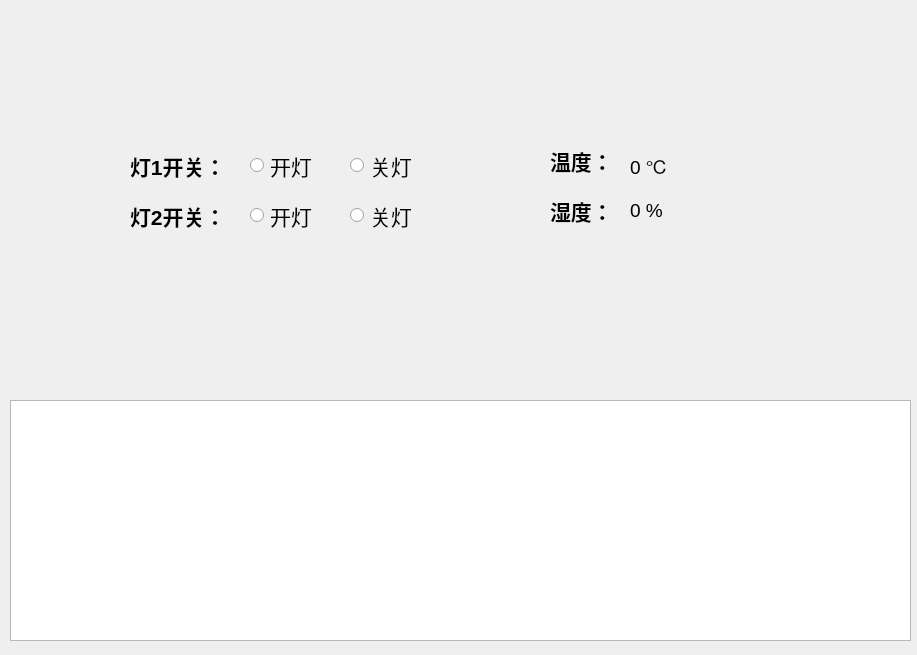
The window that untitled.ui (LiuXinyu12378/jizhiyunAPI_pyqt_websocket) describes before a commit, drawn with Qt 5.
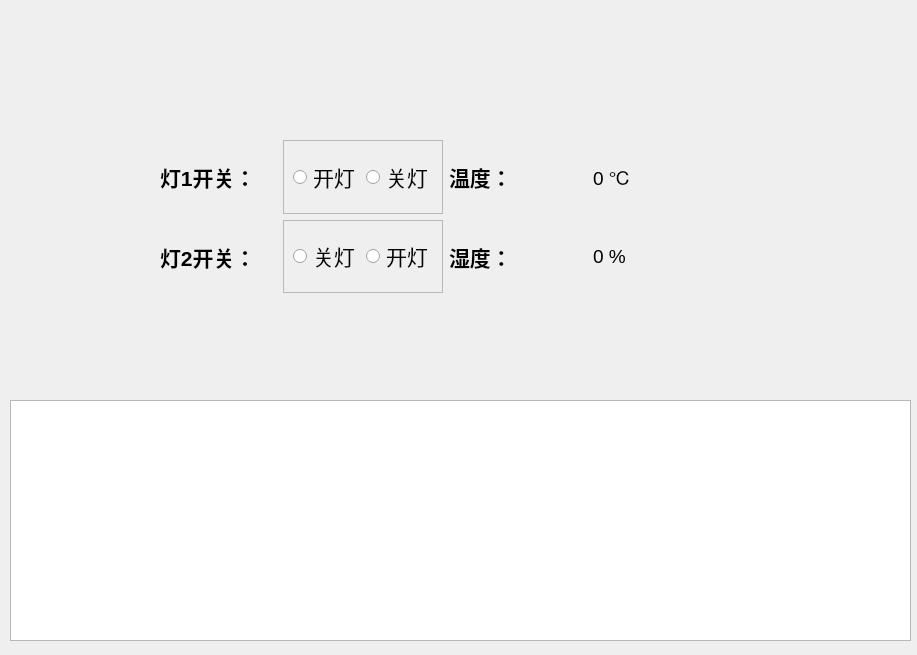
The same window after the commit. Icons and pictures are not drawn.

What changed in the file:
```diff
--- a/untitled.ui
+++ b/untitled.ui
@@ -26,85 +26,11 @@
     </rect>
    </property>
   </widget>
-  <widget class="QLabel" name="label">
-   <property name="geometry">
-    <rect>
-     <x>130</x>
-     <y>150</y>
-     <width>111</width>
-     <height>31</height>
-    </rect>
-   </property>
-   <property name="maximumSize">
-    <size>
-     <width>16777215</width>
-     <height>31</height>
-    </size>
-   </property>
-   <property name="font">
-    <font>
-     <pointsize>16</pointsize>
-     <weight>75</weight>
-     <bold>true</bold>
-    </font>
-   </property>
-   <property name="lineWidth">
-    <number>6</number>
-   </property>
-   <property name="text">
-    <string>灯1开关：</string>
-   </property>
-   <property name="scaledContents">
-    <bool>true</bool>
-   </property>
-   <property name="wordWrap">
-    <bool>false</bool>
-   </property>
-   <property name="openExternalLinks">
-    <bool>false</bool>
-   </property>
-  </widget>
-  <widget class="QRadioButton" name="radioButton">
-   <property name="geometry">
-    <rect>
-     <x>250</x>
-     <y>150</y>
-     <width>93</width>
-     <height>31</height>
-    </rect>
-   </property>
-   <property name="font">
-    <font>
-     <pointsize>16</pointsize>
-    </font>
-   </property>
-   <property name="text">
-    <string>开灯</string>
-   </property>
-  </widget>
-  <widget class="QRadioButton" name="radioButton_2">
-   <property name="geometry">
-    <rect>
-     <x>350</x>
-     <y>150</y>
-     <width>93</width>
-     <height>31</height>
-    </rect>
-   </property>
-   <property name="font">
-    <font>
-     <pointsize>16</pointsize>
-    </font>
-   </property>
-   <property name="text">
-    <string>关灯</string>
-   </property>
-  </widget>
   <widget class="QLabel" name="label_3">
    <property name="geometry">
     <rect>
-     <x>220</x>
-     <y>-10</y>
+     <x>190</x>
+     <y>0</y>
      <width>541</width>
      <height>141</height>
     </rect>
@@ -113,15 +39,77 @@
     <string>&lt;html&gt;&lt;head/&gt;&lt;body&gt;&lt;p&gt;&lt;img src=&quot;:/新前缀/o_nuttertools.png&quot;/&gt;&lt;/p&gt;&lt;/body&gt;&lt;/html&gt;</string>
    </property>
   </widget>
-  <widget class="QRadioButton" name="radioButton_3">
+  <widget class="QWidget" name="">
    <property name="geometry">
     <rect>
-     <x>350</x>
-     <y>200</y>
-     <width>93</width>
-     <height>31</height>
+     <x>160</x>
+     <y>140</y>
+     <width>571</width>
+     <height>153</height>
     </rect>
    </property>
+   <layout class="QHBoxLayout" name="horizontalLayout_7">
+    <item>
+     <layout class="QVBoxLayout" name="verticalLayout_2">
+      <item>
+       <layout class="QHBoxLayout" name="horizontalLayout_6">
+        <item>
+         <widget class="QLabel" name="label">
+          <property name="maximumSize">
+           <size>
+            <width>16777215</width>
+            <height>31</height>
+           </size>
+          </property>
+          <property name="font">
+           <font>
+            <pointsize>16</pointsize>
+            <weight>75</weight>
+            <bold>true</bold>
+           </font>
+          </property>
+          <property name="lineWidth">
+           <number>6</number>
+          </property>
+          <property name="text">
+           <string>灯1开关：</string>
+          </property>
+          <property name="scaledContents">
+           <bool>true</bool>
+          </property>
+          <property name="wordWrap">
+           <bool>false</bool>
+          </property>
+          <property name="openExternalLinks">
+           <bool>false</bool>
+          </property>
+         </widget>
+        </item>
+        <item>
+         <layout class="QHBoxLayout" name="horizontalLayout">
+          <item>
+           <widget class="QFrame" name="frame">
+            <property name="frameShape">
+             <enum>QFrame::StyledPanel</enum>
+            </property>
+            <property name="frameShadow">
+             <enum>QFrame::Raised</enum>
+            </property>
+            <layout class="QHBoxLayout" name="horizontalLayout_10">
+             <item>
+              <widget class="QRadioButton" name="radioButton">
+               <property name="font">
+                <font>
+                 <pointsize>16</pointsize>
+                </font>
+               </property>
+               <property name="text">
+                <string>开灯</string>
+               </property>
+              </widget>
+             </item>
+             <item>
+              <widget class="QRadioButton" name="radioButton_2">
    <property name="font">
     <font>
      <pointsize>16</pointsize>
@@ -131,15 +119,18 @@
     <string>关灯</string>
    </property>
   </widget>
+             </item>
+            </layout>
+           </widget>
+          </item>
+         </layout>
+        </item>
+       </layout>
+      </item>
+      <item>
+       <layout class="QHBoxLayout" name="horizontalLayout_5">
+        <item>
   <widget class="QLabel" name="label_2">
-   <property name="geometry">
-    <rect>
-     <x>130</x>
-     <y>200</y>
-     <width>111</width>
-     <height>31</height>
-    </rect>
-   </property>
    <property name="maximumSize">
     <size>
      <width>16777215</width>
@@ -169,15 +160,32 @@
     <bool>false</bool>
    </property>
   </widget>
+        </item>
+        <item>
+         <layout class="QHBoxLayout" name="horizontalLayout_2">
+          <item>
+           <widget class="QFrame" name="frame_2">
+            <property name="frameShape">
+             <enum>QFrame::StyledPanel</enum>
+            </property>
+            <property name="frameShadow">
+             <enum>QFrame::Raised</enum>
+            </property>
+            <layout class="QHBoxLayout" name="horizontalLayout_8">
+             <item>
+              <widget class="QRadioButton" name="radioButton_3">
+               <property name="font">
+                <font>
+                 <pointsize>16</pointsize>
+                </font>
+               </property>
+               <property name="text">
+                <string>关灯</string>
+               </property>
+              </widget>
+             </item>
+             <item>
   <widget class="QRadioButton" name="radioButton_4">
-   <property name="geometry">
-    <rect>
-     <x>250</x>
-     <y>200</y>
-     <width>93</width>
-     <height>31</height>
-    </rect>
-   </property>
    <property name="font">
     <font>
      <pointsize>16</pointsize>
@@ -187,15 +195,22 @@
     <string>开灯</string>
    </property>
   </widget>
+             </item>
+            </layout>
+           </widget>
+          </item>
+         </layout>
+        </item>
+       </layout>
+      </item>
+     </layout>
+    </item>
+    <item>
+     <layout class="QVBoxLayout" name="verticalLayout">
+      <item>
+       <layout class="QHBoxLayout" name="horizontalLayout_4">
+        <item>
   <widget class="QLabel" name="label_4">
-   <property name="geometry">
-    <rect>
-     <x>550</x>
-     <y>140</y>
-     <width>71</width>
-     <height>41</height>
-    </rect>
-   </property>
    <property name="font">
     <font>
      <pointsize>16</pointsize>
@@ -207,35 +222,9 @@
     <string>温度：</string>
    </property>
   </widget>
-  <widget class="QLabel" name="label_5">
-   <property name="geometry">
-    <rect>
-     <x>550</x>
-     <y>190</y>
-     <width>91</width>
-     <height>41</height>
-    </rect>
-   </property>
-   <property name="font">
-    <font>
-     <pointsize>16</pointsize>
-     <weight>75</weight>
-     <bold>true</bold>
-    </font>
-   </property>
-   <property name="text">
-    <string>湿度：</string>
-   </property>
-  </widget>
+        </item>
+        <item>
   <widget class="QLabel" name="label_6">
-   <property name="geometry">
-    <rect>
-     <x>630</x>
-     <y>150</y>
-     <width>111</width>
-     <height>31</height>
-    </rect>
-   </property>
    <property name="font">
     <font>
      <pointsize>14</pointsize>
@@ -245,15 +234,27 @@
     <string>0 ℃</string>
    </property>
   </widget>
+        </item>
+       </layout>
+      </item>
+      <item>
+       <layout class="QHBoxLayout" name="horizontalLayout_3">
+        <item>
+         <widget class="QLabel" name="label_5">
+          <property name="font">
+           <font>
+            <pointsize>16</pointsize>
+            <weight>75</weight>
+            <bold>true</bold>
+           </font>
+          </property>
+          <property name="text">
+           <string>湿度：</string>
+          </property>
+         </widget>
+        </item>
+        <item>
   <widget class="QLabel" name="label_7">
-   <property name="geometry">
-    <rect>
-     <x>630</x>
-     <y>190</y>
-     <width>111</width>
-     <height>41</height>
-    </rect>
-   </property>
    <property name="font">
     <font>
      <pointsize>14</pointsize>
@@ -262,6 +263,13 @@
    <property name="text">
     <string>0 %</string>
    </property>
+         </widget>
+        </item>
+       </layout>
+      </item>
+     </layout>
+    </item>
+   </layout>
   </widget>
   <zorder>label_3</zorder>
   <zorder>textEdit</zorder>
```
Lines whose indentation alone changed are shown as unchanged.
